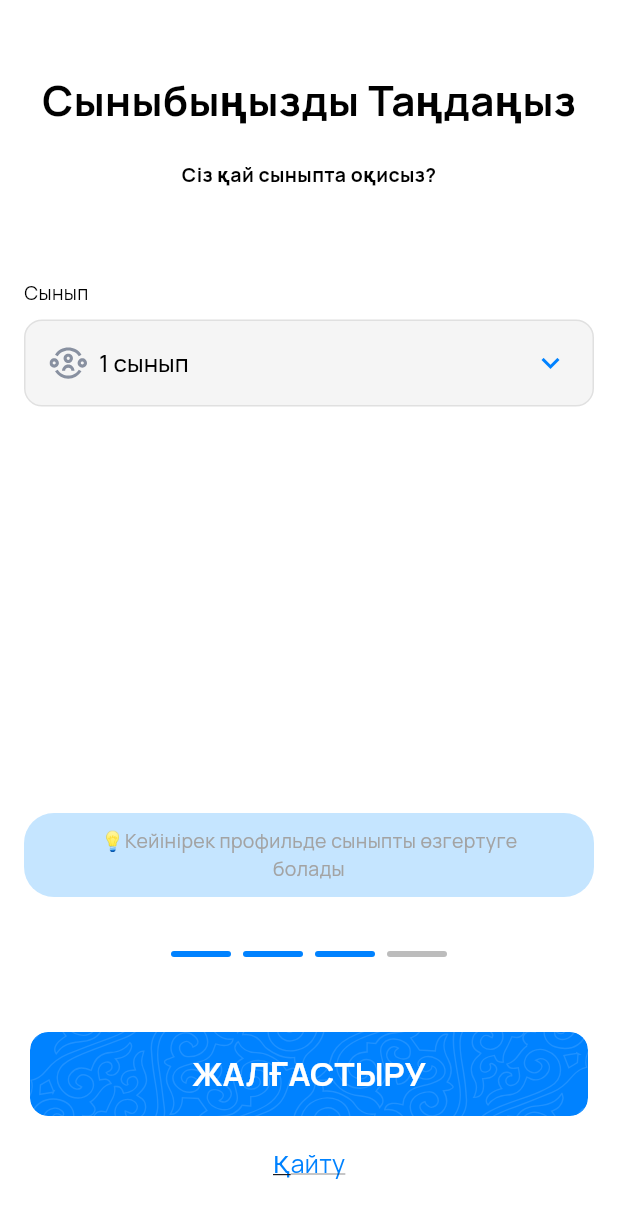
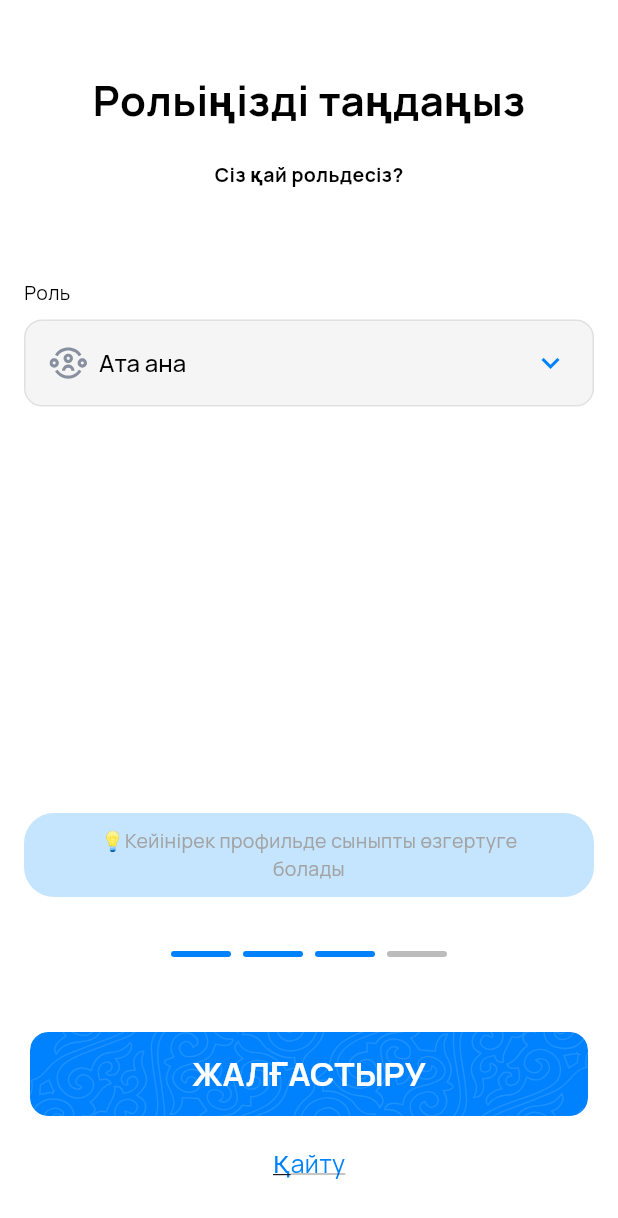
Before and after one commit to mynameisYera/brand_online, a Flutter app: the RegistrationPage screen opened directly, swiped to page 3, on a phone screen of 412 x 824 dp. Shown: the top 1218 px of the screen. Run offline on Flutter 3.47's test engine with Material 3 defaults, Android fonts, the phone set to English and light mode, and no system bars; our stand-ins replace audioplayers, dio, firebase_core, firebase_messaging, flutter_bloc, flutter_html and 11 more; missing offline and left inert: dart:html, dart:ui_web, flutter_math_fork, in_app_purchase_storekit, no_screenshot, phone_number_text_input_formatter and 1 more; accounts and stored records are empty; network calls fail.

Commit message:
role registration

```diff
--- a/lib/authorization/entity/SignEntity.dart
+++ b/lib/authorization/entity/SignEntity.dart
@@ -8,7 +8,6 @@ class SignEntity {
   final String surname;
   final String password;
   final String role;
-  late final String grade;
 
   SignEntity(this.phone,
       this.code,
@@ -16,7 +15,7 @@ class SignEntity {
       this.surname,
       this.password,
       this.role,
-      this.grade,);
+      );
 
   Map<String, String> toJson() => {
     'phone': phone,
@@ -25,7 +24,6 @@ class SignEntity {
     'surname': surname,
     'password': password,
     'role': role,
-    'grade': grade,
   };
 
 }
--- a/lib/authorization/service/auth_service.dart
+++ b/lib/authorization/service/auth_service.dart
@@ -266,8 +266,8 @@ class AuthService {
         'surname': entity.surname,
         'password': entity.password,
         'role': entity.role,
-        'grade': entity.role == 'parent' ?
-         '' : entity.grade,
+        // 'grade': entity.role == 'parent' ?
+        //  '' : entity.grade,
       };
       response = await _dio.post(
         '/auth/verify-and-create-user/',
--- a/lib/authorization/ui/screen/RegistrationScreen.dart
+++ b/lib/authorization/ui/screen/RegistrationScreen.dart
@@ -289,8 +289,8 @@ class _RegistrationPageState extends State<RegistrationPage> {
             _firstname.text,
             _lastname.text,
             _password1.text,
-            'student',
-            selectedKey);
+            selectedKey == '1' ? 'parent' : 'student',
+            );
         String? response = '';
         isLoading = true;
         AuthService()
@@ -627,15 +627,8 @@ class _RegistrationPageState extends State<RegistrationPage> {
   String selectedKey = '1';
 
   final Map<String, String> dropdownMap = {
-    '1': '1 сынып',
-    '2': '2 сынып',
-    '3': '3 сынып',
-    '4': '4 сынып',
-    '5': '5 сынып',
-    '6': '6 сынып',
-    '7': '7 сынып',
-    '8': '8 сынып',
-    '9': '9 сынып',
+    '1': 'Ата ана',
+    '2': 'Оқушы',
   };
 
   Widget _buildStep5() {
@@ -648,19 +641,19 @@ class _RegistrationPageState extends State<RegistrationPage> {
           children: [
             SizedBox(height: 30),
             Center(
-              child: Text("Сыныбыңызды Таңдаңыз",
+              child: Text("Рольіңізді таңдаңыз",
                 style: TextStyles.bold(AppColors.black, fontSize: 28)),
             ),
             SizedBox(height: 20),
             Center(
-              child: Text("Сіз қай сыныпта оқисыз?", style: TextStyles.bold(AppColors.black, fontSize: 13),),
+              child: Text("Сіз қай рольдесіз?", style: TextStyles.bold(AppColors.black, fontSize: 13),),
             ),
             SizedBox(height: 60,),
             Padding(
               padding: const EdgeInsets.symmetric(horizontal: 0.0),
               child: AppDropdown<String>(
-                labelText: 'Сынып',
-                hintText: 'Сынып',
+                labelText: 'Роль',
+                hintText: 'Роль',
                 prefixIcon: null,
                 value: selectedKey,
                 onChanged: (String? newKey) {
--- a/lib/authorization/ui/widget/RegistrationWidget.dart
+++ b/lib/authorization/ui/widget/RegistrationWidget.dart
@@ -46,7 +46,7 @@ class RegistrationWidget {
       String password, String role, BuildContext context) async {
     // navigateToMainPage(context);
     SignEntity entity =
-    new SignEntity(username, code, name, surname, password, role, "");
+    new SignEntity(username, code, name, surname, password, role);
     String? response = '';
     AuthService()
         .verifyAndSign(entity)
--- a/lib/authorization/ui/widget/SignScreenWidget.dart
+++ b/lib/authorization/ui/widget/SignScreenWidget.dart
@@ -198,7 +198,7 @@ class SignScreenWidget {
       String password, String role, BuildContext context) async {
     // navigateToMainPage(context);
     SignEntity entity =
-        new SignEntity(username, code, name, surname, password, role, "");
+        new SignEntity(username, code, name, surname, password, role);
     AuthService()
         .verifyAndSign(entity)
         .then((res) => {
```
